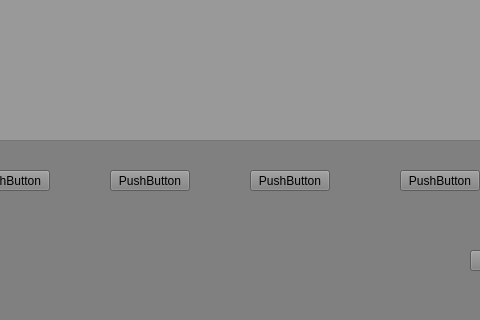
First picture: the form in dashboard.ui, repository vain3219/463_project, before the edit; both pictures show x 560 to 1040 and y 440 to 760 of the 1205 by 760 pixel window.
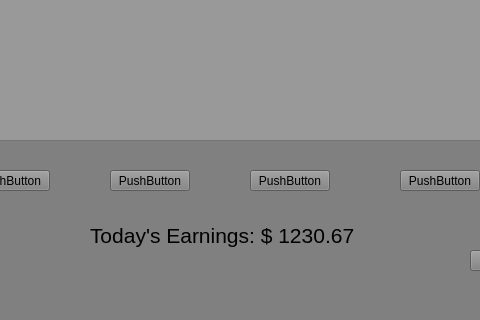
Second picture: the form after the edit.

The edit to the form file:
```diff
--- a/dashboard.ui
+++ b/dashboard.ui
@@ -597,6 +597,24 @@
      <zorder>DataTable</zorder>
     </widget>
    </widget>
+   <widget class="QLabel" name="EarningsLabel">
+    <property name="geometry">
+     <rect>
+      <x>650</x>
+      <y>660</y>
+      <width>301</width>
+      <height>31</height>
+     </rect>
+    </property>
+    <property name="font">
+     <font>
+      <pointsize>16</pointsize>
+     </font>
+    </property>
+    <property name="text">
+     <string>Today's Earnings: $ 1230.67</string>
+    </property>
+   </widget>
   </widget>
   <widget class="QMenuBar" name="menubar">
    <property name="geometry">
```
Left out of the diff: 2 changed lines with no effect on the pictures.
